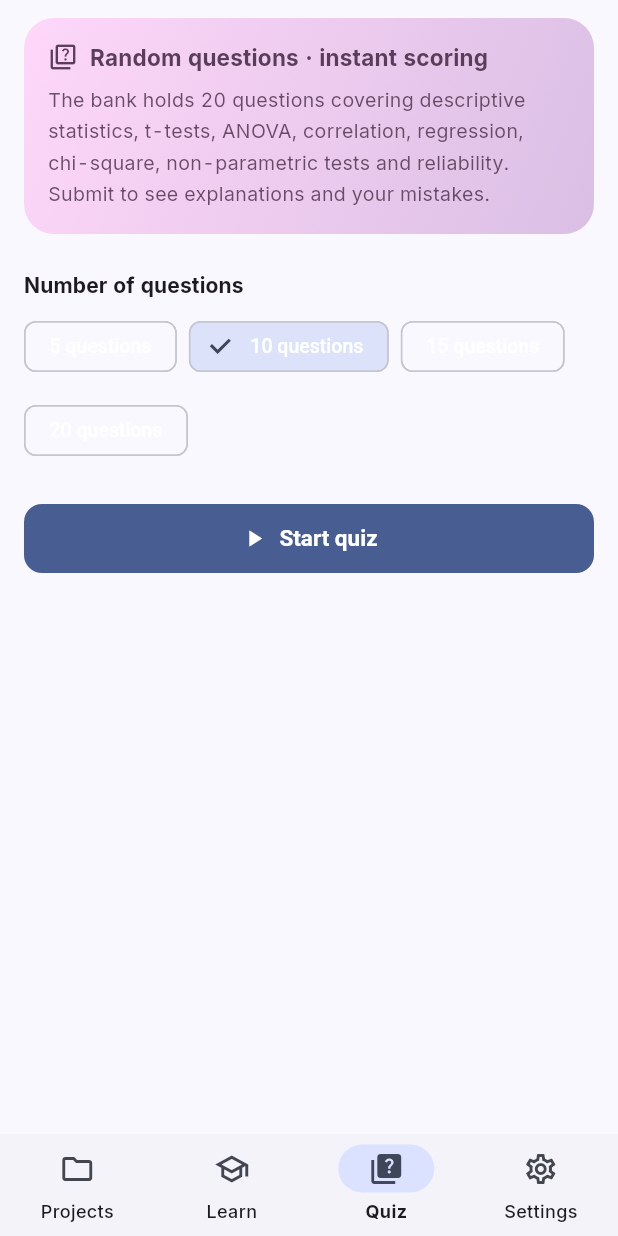
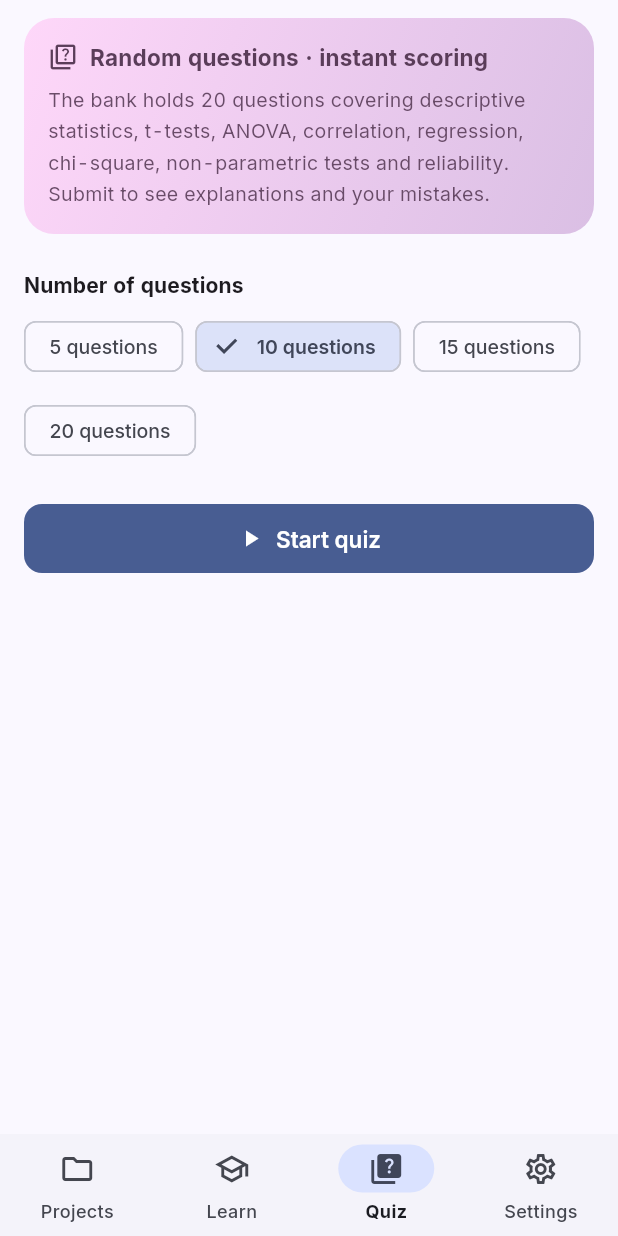
Before and after one commit to Maicarons/stats-flutter, a Flutter app: the screen it shows after launch, item 3 of the bottom bar chosen, on a phone screen of 412 x 824 dp. Run offline on Flutter 3.47's test engine with Material 3 defaults, Android fonts, the phone set to English and light mode, and no system bars; our stand-ins replace csv, file_picker, fl_chart, share_plus, shared_preferences; missing offline and left inert: excel; statements that could not run were skipped.

Commit message:
fix(theme): component text styles carry the bundled font family and explicit label colours; add golden tests
Two real bugs surfaced by the new goldens:
- button / chip / tab / nav-bar styles built raw TextStyles, so they lost the bundled Inter family and fell back to the platform font; now every component style goes through one helper
- chipTheme.labelStyle replaced the M3 default and dropped its colour, painting unselected chip labels near-white (unreadable); label / secondary label colours are now explicit

Also: app bar, dialog, popup menu and navigation bar text styles get explicit colours instead of inheriting a colour-less M3 default.

Tests: golden baselines (learn phone light/dark, learn wide, quiz setup, lesson detail, adaptive nav) load the bundled Inter + Material icon fonts, plus report-export and a11y suites.

```diff
--- a/lib/core/theme/app_theme.dart
+++ b/lib/core/theme/app_theme.dart
@@ -31,6 +31,25 @@ abstract final class AppTheme {
   /// 给任意 [TextStyle] 追加等宽数字。
   static TextStyle tabularText(TextStyle style) =>
       style.copyWith(fontFeatures: tabular);
+
+  /// 组件主题里的文本样式：必须显式带上字体族，
+  /// 否则 [TextStyle] 会退回平台默认字体（按钮 / 标签 / 导航栏文字就不再用 Inter）。
+  static TextStyle _font({
+    double? fontSize,
+    FontWeight? fontWeight,
+    Color? color,
+    double? height,
+    double? letterSpacing,
+  }) =>
+      TextStyle(
+        fontFamily: fontFamily,
+        fontFamilyFallback: fontFallback,
+        fontSize: fontSize,
+        fontWeight: fontWeight,
+        color: color,
+        height: height,
+        letterSpacing: letterSpacing,
+      );
 
   static ThemeData light(Color seed) => _base(
         ColorScheme.fromSeed(seedColor: seed, brightness: Brightness.light),
@@ -76,6 +95,7 @@ abstract final class AppTheme {
         backgroundColor: scheme.surface,
         surfaceTintColor: scheme.surface,
         titleTextStyle: text.titleLarge?.copyWith(
+          color: scheme.onSurface,
           fontSize: AppFontSize.title,
           fontWeight: FontWeight.w700,
         ),
@@ -91,8 +111,8 @@ abstract final class AppTheme {
           horizontal: AppSpacing.x3 + 2,
           vertical: AppSpacing.x3,
         ),
-        hintStyle: TextStyle(color: scheme.onSurfaceVariant, fontSize: 14),
-        labelStyle: TextStyle(color: scheme.onSurfaceVariant, fontSize: 14),
+        hintStyle: _font(color: scheme.onSurfaceVariant, fontSize: 14),
+        labelStyle: _font(color: scheme.onSurfaceVariant, fontSize: 14),
         border: const OutlineInputBorder(
           borderRadius: AppRadius.rMd,
           borderSide: BorderSide.none,
@@ -122,7 +142,7 @@ abstract final class AppTheme {
             vertical: AppSpacing.x3 + 2,
           ),
           shape: const RoundedRectangleBorder(borderRadius: AppRadius.rMd),
-          textStyle: const TextStyle(
+          textStyle: _font(
             fontWeight: FontWeight.w600,
             fontSize: AppFontSize.titleSm,
           ),
@@ -136,7 +156,7 @@ abstract final class AppTheme {
           ),
           shape: const RoundedRectangleBorder(borderRadius: AppRadius.rMd),
           side: BorderSide(color: scheme.outlineVariant),
-          textStyle: const TextStyle(
+          textStyle: _font(
             fontWeight: FontWeight.w600,
             fontSize: AppFontSize.titleSm,
           ),
@@ -145,7 +165,7 @@ abstract final class AppTheme {
       textButtonTheme: TextButtonThemeData(
         style: TextButton.styleFrom(
           shape: const RoundedRectangleBorder(borderRadius: AppRadius.rMd),
-          textStyle: const TextStyle(fontWeight: FontWeight.w600, fontSize: 14),
+          textStyle: _font(fontWeight: FontWeight.w600, fontSize: 14),
         ),
       ),
       iconButtonTheme: IconButtonThemeData(
@@ -158,14 +178,25 @@ abstract final class AppTheme {
       segmentedButtonTheme: SegmentedButtonThemeData(
         style: SegmentedButton.styleFrom(
           shape: const RoundedRectangleBorder(borderRadius: AppRadius.rMd),
-          textStyle: const TextStyle(fontWeight: FontWeight.w600, fontSize: 13),
+          textStyle: _font(fontWeight: FontWeight.w600, fontSize: 13),
         ),
       ),
 
       chipTheme: ChipThemeData(
         shape: const RoundedRectangleBorder(borderRadius: AppRadius.rSm),
         side: BorderSide(color: scheme.outlineVariant),
-        labelStyle: const TextStyle(fontSize: 13, fontWeight: FontWeight.w500),
+        // 标签样式必须自带颜色：仅给字号/字重会覆盖掉默认色，
+        // 未选中标签会失去颜色而「看不见」。
+        labelStyle: _font(
+          color: scheme.onSurfaceVariant,
+          fontSize: 13,
+          fontWeight: FontWeight.w500,
+        ),
+        secondaryLabelStyle: _font(
+          color: scheme.onSecondaryContainer,
+          fontSize: 13,
+          fontWeight: FontWeight.w600,
+        ),
         padding: const EdgeInsets.symmetric(
           horizontal: AppSpacing.x2,
           vertical: AppSpacing.x1,
@@ -177,6 +208,7 @@ abstract final class AppTheme {
         surfaceTintColor: Colors.transparent,
         shape: const RoundedRectangleBorder(borderRadius: AppRadius.rXl),
         titleTextStyle: text.titleLarge?.copyWith(
+          color: scheme.onSurface,
           fontSize: AppFontSize.title,
           fontWeight: FontWeight.w700,
         ),
@@ -192,7 +224,7 @@ abstract final class AppTheme {
       snackBarTheme: SnackBarThemeData(
         behavior: SnackBarBehavior.floating,
         backgroundColor: scheme.inverseSurface,
-        contentTextStyle: TextStyle(color: scheme.onInverseSurface, fontSize: 14),
+        contentTextStyle: _font(color: scheme.onInverseSurface, fontSize: 14),
         shape: const RoundedRectangleBorder(borderRadius: AppRadius.rMd),
         insetPadding: const EdgeInsets.all(AppSpacing.x4),
       ),
@@ -200,14 +232,14 @@ abstract final class AppTheme {
         color: scheme.surfaceContainerHigh,
         surfaceTintColor: Colors.transparent,
         shape: const RoundedRectangleBorder(borderRadius: AppRadius.rMd),
-        textStyle: text.bodyMedium,
+        textStyle: text.bodyMedium?.copyWith(color: scheme.onSurface),
       ),
       tooltipTheme: TooltipThemeData(
         decoration: BoxDecoration(
           color: scheme.inverseSurface,
           borderRadius: AppRadius.rSm,
         ),
-        textStyle: TextStyle(color: scheme.onInverseSurface, fontSize: 12),
+        textStyle: _font(color: scheme.onInverseSurface, fontSize: 12),
       ),
       dividerTheme: DividerThemeData(
         color: scheme.outlineVariant,
@@ -224,11 +256,11 @@ abstract final class AppTheme {
         unselectedLabelColor: scheme.onSurfaceVariant,
         indicatorSize: TabBarIndicatorSize.label,
         dividerColor: Colors.transparent,
-        labelStyle: const TextStyle(
+        labelStyle: _font(
           fontWeight: FontWeight.w700,
           fontSize: AppFontSize.titleSm,
         ),
-        unselectedLabelStyle: const TextStyle(
+        unselectedLabelStyle: _font(
           fontWeight: FontWeight.w500,
           fontSize: AppFontSize.titleSm,
         ),
@@ -242,7 +274,10 @@ abstract final class AppTheme {
         surfaceTintColor: Colors.transparent,
         labelBehavior: NavigationDestinationLabelBehavior.alwaysShow,
         labelTextStyle: WidgetStateProperty.resolveWith(
-          (states) => TextStyle(
+          (states) => _font(
+            color: states.contains(WidgetState.selected)
+                ? scheme.onSurface
+                : scheme.onSurfaceVariant,
             fontSize: AppFontSize.label,
             fontWeight: states.contains(WidgetState.selected)
                 ? FontWeight.w700
@@ -254,12 +289,12 @@ abstract final class AppTheme {
         backgroundColor: scheme.surfaceContainerLow,
         indicatorColor: scheme.primaryContainer,
         labelType: NavigationRailLabelType.all,
-        selectedLabelTextStyle: TextStyle(
+        selectedLabelTextStyle: _font(
           color: scheme.onSurface,
           fontWeight: FontWeight.w700,
           fontSize: AppFontSize.label,
         ),
-        unselectedLabelTextStyle: TextStyle(
+        unselectedLabelTextStyle: _font(
           color: scheme.onSurfaceVariant,
           fontWeight: FontWeight.w500,
           fontSize: AppFontSize.label,
@@ -271,10 +306,7 @@ abstract final class AppTheme {
         focusElevation: 2,
         highlightElevation: 4,
         shape: const RoundedRectangleBorder(borderRadius: AppRadius.rLg),
-        extendedTextStyle: const TextStyle(
-          fontWeight: FontWeight.w600,
-          fontSize: 14,
-        ),
+        extendedTextStyle: _font(fontWeight: FontWeight.w600, fontSize: 14),
       ),
 
       progressIndicatorTheme: ProgressIndicatorThemeData(
--- a/lib/l10n/app_en.arb
+++ b/lib/l10n/app_en.arb
@@ -741,5 +741,6 @@
   "@savImported": {"placeholders": {"cases": {"type": "int"}, "vars": {"type": "int"}, "product": {"type": "String"}}},
   "savImportFailed": "Failed to import .sav: {msg}",
   "@savImportFailed": {"placeholders": {"msg": {"type": "String"}}},
-  "chartSemanticsHint": "Chart illustration only — the exact values are listed in the result table."
+  "chartSemanticsHint": "Chart illustration only — the exact values are listed in the result table.",
+  "copySection": "Copy section"
 }
--- a/lib/l10n/app_localizations.dart
+++ b/lib/l10n/app_localizations.dart
@@ -3547,6 +3547,12 @@ abstract class AppLocalizations {
   /// In en, this message translates to:
   /// **'Chart illustration only — the exact values are listed in the result table.'**
   String get chartSemanticsHint;
+
+  /// No description provided for @copySection.
+  ///
+  /// In en, this message translates to:
+  /// **'Copy section'**
+  String get copySection;
 }
 
 class _AppLocalizationsDelegate
--- a/lib/l10n/app_localizations_en.dart
+++ b/lib/l10n/app_localizations_en.dart
@@ -1854,4 +1854,7 @@ class AppLocalizationsEn extends AppLocalizations {
   @override
   String get chartSemanticsHint =>
       'Chart illustration only — the exact values are listed in the result table.';
+
+  @override
+  String get copySection => 'Copy section';
 }
--- a/lib/l10n/app_localizations_zh.dart
+++ b/lib/l10n/app_localizations_zh.dart
@@ -1832,4 +1832,7 @@ class AppLocalizationsZh extends AppLocalizations {
 
   @override
   String get chartSemanticsHint => '图表仅为直观展示，具体数值见上方结果表。';
+
+  @override
+  String get copySection => '复制本节';
 }
--- a/lib/l10n/app_zh.arb
+++ b/lib/l10n/app_zh.arb
@@ -606,5 +606,6 @@
   "vlEmptyHint": "暂无值标签，请先在上方添加。",
   "savImported": "已导入 {cases} 个案 × {vars} 变量（{product}）",
   "savImportFailed": "导入 .sav 失败：{msg}",
-  "chartSemanticsHint": "图表仅为直观展示，具体数值见上方结果表。"
+  "chartSemanticsHint": "图表仅为直观展示，具体数值见上方结果表。",
+  "copySection": "复制本节"
 }
```
Also changed, not shown: lib/features/analysis/analysis_runner.dart (+83 -30 lines), 8 other files.
